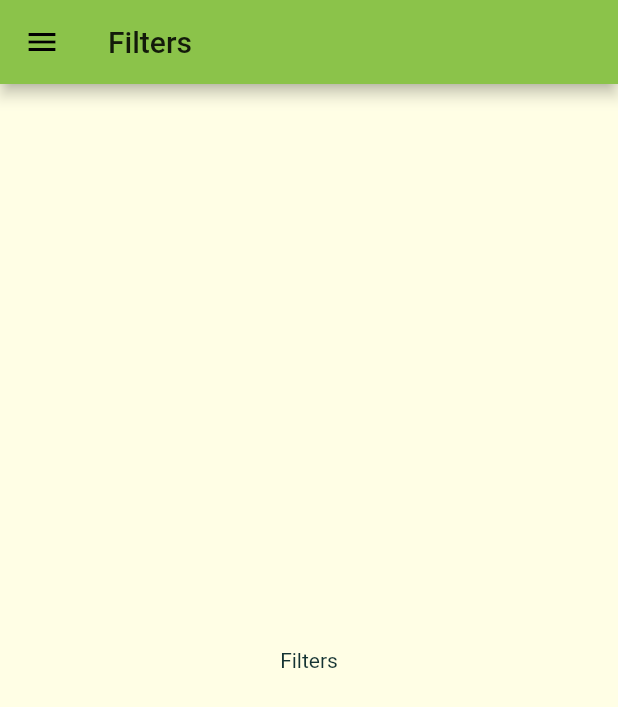
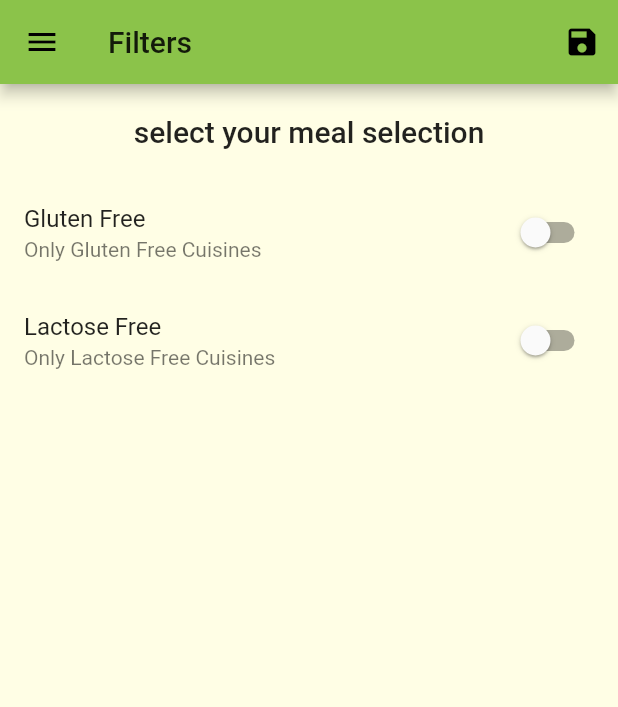
Before and after one commit to riy0/health_log, a Flutter app: the FiltersScreen screen opened by its route, on a phone screen of 412 x 824 dp. Shown: the top 707 px of the screen. Run offline on Flutter 3.47's test engine with Material 2 defaults, Android fonts, the phone set to English and light mode, and no system bars; Roboto replaces fonts that are missing (Raleway).

Commit message:
add/ filter function

```diff
--- a/lib/dummy_data.dart
+++ b/lib/dummy_data.dart
@@ -53,7 +53,7 @@ const DUMMY_CUISINES = const [
     duration: 30,
     ingredients: ['1 tomatoes', '100g cheeze', '300g flour', '150g water'],
     steps: ['add water to flour', 'topping', 'fire'],
-    isGlutenFree: false,
+    isGlutenFree: true,
     isLactoseFree: true,
   ),
   Cuisine(
@@ -67,7 +67,7 @@ const DUMMY_CUISINES = const [
     ingredients: ['1 tomatoes', '100g cheeze', '300g flour', '150g water'],
     steps: ['add water to flour', 'topping', 'fire'],
     isGlutenFree: false,
-    isLactoseFree: true,
+    isLactoseFree: false,
   ),
   Cuisine(
     id: '3',
--- a/lib/main.dart
+++ b/lib/main.dart
@@ -1,14 +1,46 @@
 import 'package:flutter/material.dart';
+
+import './dummy_data.dart';
+
 import './screens/filters_screen.dart';
 import './screens/tabs_screen.dart';
 import './screens/cuisine_detail_screen.dart';
-
 import './screens/categories_screen.dart';
 import './screens/category_cuisines_screen.dart';
 
+import './models/cuisine.dart';
+
 void main() => runApp(MyApp());
 
-class MyApp extends StatelessWidget {
+class MyApp extends StatefulWidget {
+  @override
+  _MyAppState createState() => _MyAppState();
+}
+
+class _MyAppState extends State<MyApp> {
+  Map<String, bool> _filters = {
+    'gluten': false,
+    'lactose': false,
+  };
+
+  List<Cuisine> _availableCuisines = DUMMY_CUISINES;
+
+  void _setFilters(Map<String, bool> filterData) {
+    setState(() {
+      _filters = filterData;
+
+      _availableCuisines = DUMMY_CUISINES.where((cuisine) {
+        if (_filters['gluten'] && !cuisine.isGlutenFree) {
+          return false;
+        }
+        if (_filters['lactose'] && !cuisine.isLactoseFree) {
+          return false;
+        }
+        return true;
+      }).toList();
+    });
+  }
+
   @override
   Widget build(BuildContext context) {
     return MaterialApp(
@@ -30,9 +62,10 @@ class MyApp extends StatelessWidget {
       initialRoute: '/',
       routes: {
         '/': (ctx) => TabsScreen(),
-        CategoryCuisinesScreen.routeName: (ctx) => CategoryCuisinesScreen(),
+        CategoryCuisinesScreen.routeName: (ctx) =>
+            CategoryCuisinesScreen(_availableCuisines),
         CuisineDetailScreen.routeName: (ctx) => CuisineDetailScreen(),
-        FiltersScreen.routeName: (ctx) => FiltersScreen(),
+        FiltersScreen.routeName: (ctx) => FiltersScreen(_filters, _setFilters),
       },
       onUnknownRoute: (settings) {
         return MaterialPageRoute(
--- a/lib/screens/filters_screen.dart
+++ b/lib/screens/filters_screen.dart
@@ -1,17 +1,102 @@
 import 'package:flutter/material.dart';
-import 'package:health_log/widgets/main_drawer.dart';
+import '../widgets/main_drawer.dart';
 
-class FiltersScreen extends StatelessWidget {
+class FiltersScreen extends StatefulWidget {
   static const routeName = '/filters';
+
+  final Function saveFilters;
+  final Map<String, bool> currentFilters;
+
+  FiltersScreen(this.currentFilters, this.saveFilters);
+
+  @override
+  _FiltersScreenState createState() => _FiltersScreenState();
+}
+
+class _FiltersScreenState extends State<FiltersScreen> {
+  bool _glutenFree = false;
+  bool _lactoseFree = false;
+
+  @override
+  initState() {
+    _glutenFree = widget.currentFilters['gluten'];
+    _lactoseFree = widget.currentFilters['lactose'];
+    super.initState();
+  }
+
+  Widget _buildSwitchListTile(
+    String title,
+    String description,
+    bool currentValue,
+    Function updateValue,
+  ) {
+    return SwitchListTile(
+      title: Text(title),
+      value: currentValue,
+      subtitle: Text(description),
+      onChanged: updateValue,
+    );
+  }
+
   @override
   Widget build(BuildContext context) {
     return Scaffold(
       appBar: AppBar(
         title: Text('Filters'),
+        actions: <Widget>[
+          IconButton(
+            icon: Icon(Icons.save),
+            onPressed: () {
+              final selectedFilters = {
+                'gluten': _glutenFree,
+                'lactose': _lactoseFree,
+              };
+              widget.saveFilters(selectedFilters);
+            },
+          )
+        ],
       ),
       drawer: MainDrawer(),
-      body: Center(
-        child: Text('Filters'),
+      body: Column(
+        children: <Widget>[
+          Container(
+            padding: EdgeInsets.all(20),
+            child: Text(
+              'select your meal selection',
+              style: Theme.of(context).textTheme.title,
+            ),
+          ),
+          Expanded(
+            child: ListView(
+              children: <Widget>[
+                _buildSwitchListTile(
+                  'Gluten Free',
+                  'Only Gluten Free Cuisines',
+                  _glutenFree,
+                  (newValue) {
+                    setState(
+                      () {
+                        _glutenFree = newValue;
+                      },
+                    );
+                  },
+                ),
+                _buildSwitchListTile(
+                  'Lactose Free',
+                  'Only Lactose Free Cuisines',
+                  _lactoseFree,
+                  (newValue) {
+                    setState(
+                      () {
+                        _lactoseFree = newValue;
+                      },
+                    );
+                  },
+                ),
+              ],
+            ),
+          )
+        ],
       ),
     );
   }
```
Also changed, not shown: lib/screens/category_cuisines_screen.dart (+5 -2 lines).
